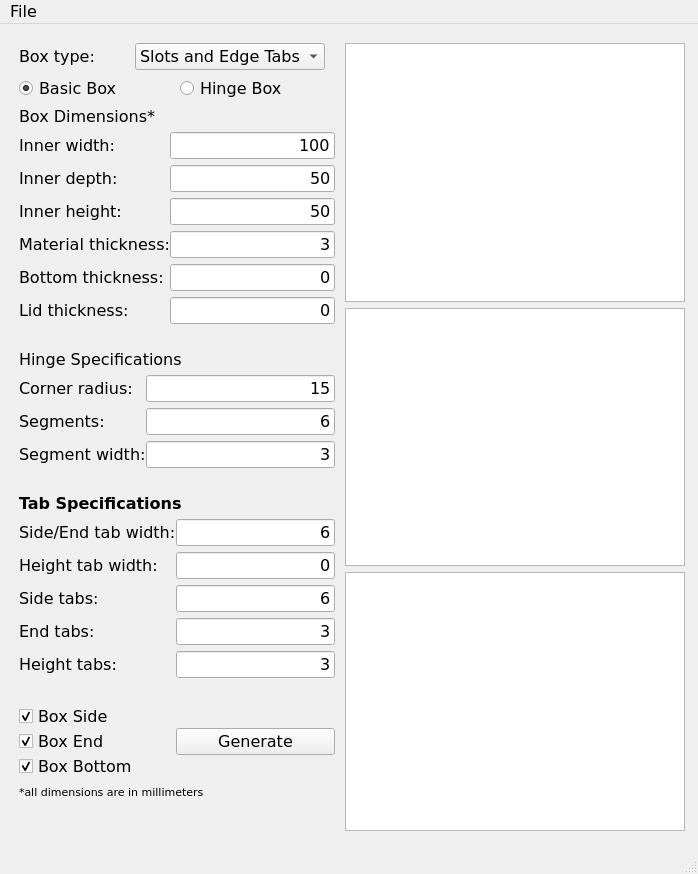
The window that form.ui (gharley/LaserCutBoxes) describes before a commit, drawn with Qt 5.
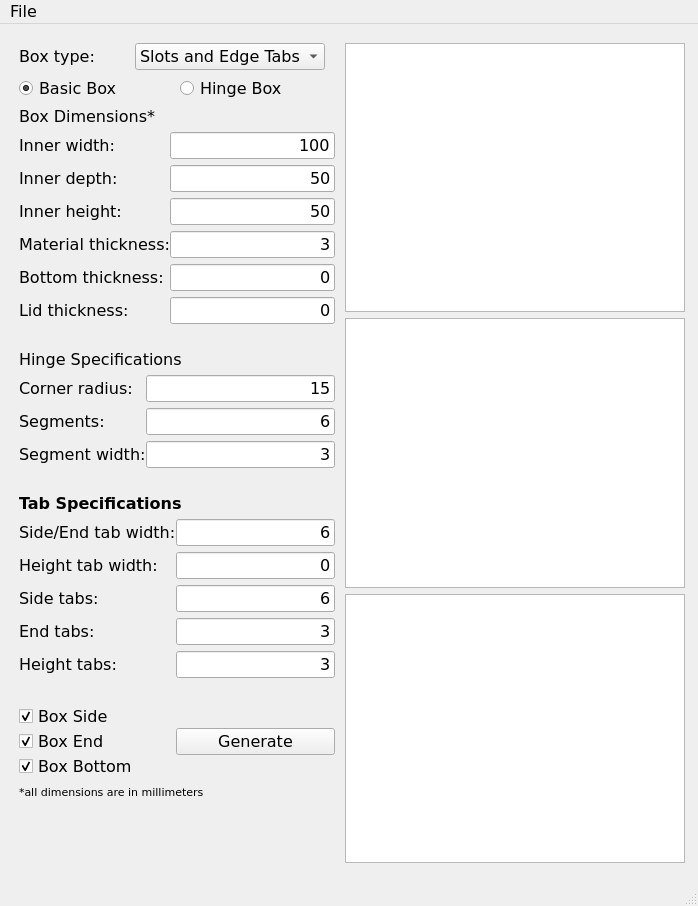
The same window after the commit.

```diff
--- a/form.ui
+++ b/form.ui
@@ -7,7 +7,7 @@
     <x>0</x>
     <y>0</y>
     <width>698</width>
-    <height>874</height>
+    <height>906</height>
    </rect>
   </property>
   <property name="font">
```
Left out of the diff: 73 changed lines with no effect on the pictures. Lines whose indentation alone changed are shown as unchanged.
